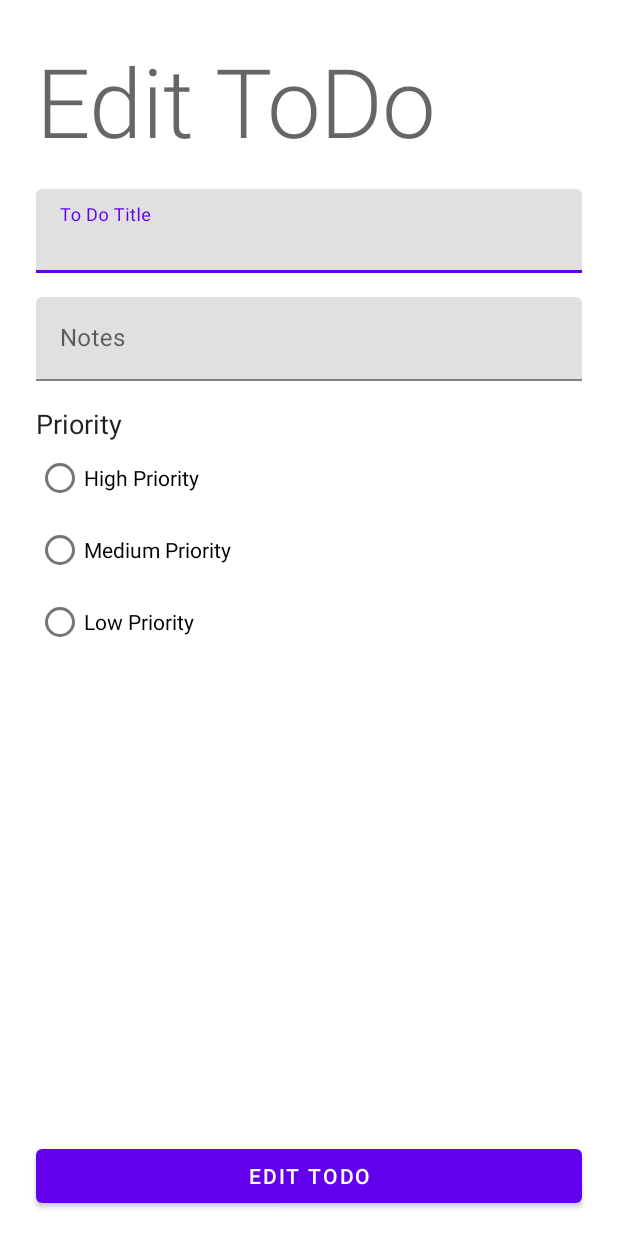
After one commit to fatbear2010/ToDoApp160718011, an Android app: the layout fragment_edit_todo.xml on its own in the app's theme, with its tools: preview values and no code run, on a phone screen of 412 x 824 dp. The commit adds this screen. Run offline under Robolectric (Android 15) with nearby library versions, the phone set to English and light mode, and no system bars.

Commit message:
11/05/2021 A

```diff
--- a/app/build.gradle
+++ b/app/build.gradle
@@ -35,6 +35,11 @@ android {
     kotlinOptions {
         jvmTarget = '1.8'
     }
+
+    buildFeatures {
+        dataBinding true
+    }
+
 }
 
 dependencies {
--- a/app/src/main/java/com/stefsk/todoapp160718011/view/EditTodoFragment.kt
+++ b/app/src/main/java/com/stefsk/todoapp160718011/view/EditTodoFragment.kt
@@ -7,21 +7,27 @@ import android.view.View
 import android.view.ViewGroup
 import android.widget.RadioButton
 import android.widget.Toast
+import androidx.databinding.DataBindingUtil
 import androidx.lifecycle.Observer
 import androidx.lifecycle.ViewModelProvider
 import androidx.navigation.Navigation
 import com.stefsk.todoapp160718011.R
+import com.stefsk.todoapp160718011.databinding.FragmentEditTodoBinding
+import com.stefsk.todoapp160718011.model.Todo
 import com.stefsk.todoapp160718011.vieModel.DetailToDoListViewModel
 import kotlinx.android.synthetic.main.fragment_create_todo.*
 
 
-class EditTodoFragment : Fragment() {
+class EditTodoFragment : Fragment() , RadioClick,TodoSaveChangesClick{
     private lateinit var viewModel: DetailToDoListViewModel
+    private lateinit var dataBinding: FragmentEditTodoBinding
 
     override fun onCreateView(inflater: LayoutInflater, container: ViewGroup?,
                               savedInstanceState: Bundle?): View? {
-        // Inflate the layout for this fragment
-        return inflater.inflate(R.layout.fragment_create_todo, container, false)
+        dataBinding = DataBindingUtil.inflate<FragmentEditTodoBinding> (inflater, R.layout.fragment_edit_todo, container, false)
+        //return inflater.inflate(R.layout.fragment_edit_todo, container, false)
+     return dataBinding.root
+
     }
 
     override fun onViewCreated(view: View, savedInstanceState: Bundle?) {
@@ -44,15 +50,26 @@ class EditTodoFragment : Fragment() {
 
     fun observeViewModel(){
         viewModel.todoLD.observe(viewLifecycleOwner, Observer {
-            txtTitle.setText(it.title)
+            /*txtTitle.setText(it.title)
             txtNotes.setText(it.notes)
             when (it.priority) {
                 1 -> radioLow.isChecked = true
                 2 -> radioMedium.isChecked = true
                 else -> radioHgh.isChecked = true
-            }
+            }*/
+            dataBinding.todo = it
+        })
 
-        })
+    }
+
+    override fun onRadioClick(v: View, priority: Int, obj: Todo) {
+        obj.priority = priority
+    }
+
+    override fun onTodoSaveChangesClick(v: View, obj: Todo) {
+        viewModel.update(obj.title, obj.notes, obj.priority, obj.uuid)
+        Toast.makeText(v.context, "Todo Updated", Toast.LENGTH_SHORT).show()
+
     }
 
 }
--- /dev/null
+++ b/app/src/main/java/com/stefsk/todoapp160718011/view/Interfaces.kt
@@ -0,0 +1,23 @@
+package com.stefsk.todoapp160718011.view
+
+import android.view.View
+import android.widget.CompoundButton
+import com.stefsk.todoapp160718011.model.Todo
+
+interface TodoCheckedChangeListener {
+    fun onCheckChanged(cb: CompoundButton,
+                       isChecked:Boolean,
+                       obj: Todo
+    )
+}
+interface TodoEditClick {
+    fun onTodoEditClick(v: View)
+}
+
+interface RadioClick {
+    fun onRadioClick(v:View, priority:Int, obj:Todo)
+}
+
+interface TodoSaveChangesClick {
+    fun onTodoSaveChangesClick(v: View, obj: Todo)
+}
--- a/app/src/main/java/com/stefsk/todoapp160718011/view/ToDoListAdapter.kt
+++ b/app/src/main/java/com/stefsk/todoapp160718011/view/ToDoListAdapter.kt
@@ -3,28 +3,34 @@ package com.stefsk.todoapp160718011.view
 import android.view.LayoutInflater
 import android.view.View
 import android.view.ViewGroup
+import android.widget.CompoundButton
 import android.widget.Toast
+import androidx.databinding.DataBindingUtil
 import androidx.navigation.Navigation
 import androidx.recyclerview.widget.RecyclerView
 import com.stefsk.todoapp160718011.R
+import com.stefsk.todoapp160718011.databinding.TodoItemLayoutBinding
 import com.stefsk.todoapp160718011.model.Todo
 import com.stefsk.todoapp160718011.vieModel.DetailToDoListViewModel
 import kotlinx.android.synthetic.main.fragment_create_todo.*
 import kotlinx.android.synthetic.main.todo_item_layout.view.*
 
 class ToDoListAdapter(val todoList: ArrayList<Todo>,val adapterOnClick : (Any) -> Unit)
-    :RecyclerView.Adapter<ToDoListAdapter.TodoViewHolder>(){
+    :RecyclerView.Adapter<ToDoListAdapter.TodoViewHolder>(),TodoCheckedChangeListener,TodoEditClick
+{
 
-    class TodoViewHolder(var view: View): RecyclerView.ViewHolder(view)
+  //  class TodoViewHolder(var view: View): RecyclerView.ViewHolder(view)
+    class TodoViewHolder(var view: TodoItemLayoutBinding): RecyclerView.ViewHolder(view.root)
 
     override fun onCreateViewHolder(parent: ViewGroup, viewType: Int): TodoViewHolder {
         val inflater = LayoutInflater.from(parent.context)
-        val view = inflater.inflate(R.layout.todo_item_layout, parent, false)
+        //val view = inflater.inflate(R.layout.todo_item_layout, parent, false)
+        val view = DataBindingUtil.inflate<TodoItemLayoutBinding>(inflater, R.layout.todo_item_layout, parent, false)
         return TodoViewHolder(view)
     }
 
     override fun onBindViewHolder(holder: TodoViewHolder, position: Int) {
-        holder.view.imageEdit.setOnClickListener{
+        /*holder.view.imageEdit.setOnClickListener{
             val action = TodoListFragmentDirections.actionEditTodoFragment(todoList[position].uuid)
             Navigation.findNavController(it).navigate(action)
         }
@@ -35,7 +41,9 @@ class ToDoListAdapter(val todoList: ArrayList<Todo>,val adapterOnClick : (Any) -
             if(isChecked == true) {
                 adapterOnClick(todoList[position])
             }
-        }
+        }*/
+        holder.view.todo = todoList[position]
+        holder.view.listener = this
 
     }
 
@@ -49,4 +57,18 @@ class ToDoListAdapter(val todoList: ArrayList<Todo>,val adapterOnClick : (Any) -
         notifyDataSetChanged()
     }
 
+    override fun onCheckChanged(cb: CompoundButton, isChecked: Boolean, obj: Todo) {
+        if(isChecked) {
+            adapterOnClick(obj)
+        }
+
+    }
+
+    override fun onTodoEditClick(v: View) {
+        val uuid = v.tag.toString().toInt()
+        val action = TodoListFragmentDirections.actionEditTodoFragment(uuid)
+
+        Navigation.findNavController(v).navigate(action)
+    }
+
 }
--- /dev/null
+++ b/app/src/main/res/layout/fragment_edit_todo.xml
@@ -0,0 +1,144 @@
+<?xml version="1.0" encoding="utf-8"?>
+<layout xmlns:android="http://schemas.android.com/apk/res/android"
+    xmlns:app="http://schemas.android.com/apk/res-auto"
+    xmlns:tools="http://schemas.android.com/tools" >
+
+    <data>
+        <variable name="todo" type="com.stefsk.todoapp160718011.model.Todo" />
+        <variable name="radioListener" type="com.stefsk.todoapp160718011.view.RadioClick" />
+        <variable name="listener" type="com.stefsk.todoapp160718011.view.TodoSaveChangesClick" />
+
+    </data>
+
+
+    <FrameLayout
+            android:layout_width="match_parent"
+            android:layout_height="match_parent"
+            tools:context=".view.CreateTodoFragment">
+
+
+            <androidx.constraintlayout.widget.ConstraintLayout
+                android:layout_width="match_parent"
+                android:layout_height="match_parent">
+
+                <TextView
+                    android:id="@+id/textViewJudul"
+                    style="@style/TextAppearance.MaterialComponents.Headline2"
+                    android:layout_width="0dp"
+                    android:layout_height="wrap_content"
+                    android:layout_marginStart="24dp"
+                    android:layout_marginTop="24dp"
+                    android:layout_marginEnd="24dp"
+                    android:text="Edit ToDo"
+                    android:textSize="64sp"
+                    app:layout_constraintEnd_toEndOf="parent"
+                    app:layout_constraintStart_toStartOf="parent"
+                    app:layout_constraintTop_toTopOf="parent" />
+
+                <com.google.android.material.textfield.TextInputLayout
+                    android:id="@+id/textInputLayout"
+                    android:layout_width="match_parent"
+                    android:layout_height="wrap_content"
+                    android:layout_marginStart="24dp"
+                    android:layout_marginTop="16dp"
+                    android:layout_marginEnd="24dp"
+                    android:hint="To Do Title"
+                    android:text="@={todo.title}"
+                    app:hintAnimationEnabled="true"
+                    app:hintEnabled="true"
+                    app:layout_constraintEnd_toEndOf="parent"
+                    app:layout_constraintStart_toStartOf="parent"
+                    app:layout_constraintTop_toBottomOf="@+id/textViewJudul">
+
+                    <com.google.android.material.textfield.TextInputEditText
+                        android:id="@+id/txtTitle"
+                        android:layout_width="match_parent"
+                        android:layout_height="wrap_content" />
+                </com.google.android.material.textfield.TextInputLayout>
+
+                <com.google.android.material.textfield.TextInputLayout
+                    android:id="@+id/textInputLayout2"
+                    android:layout_width="match_parent"
+                    android:layout_height="wrap_content"
+                    android:layout_marginStart="24dp"
+                    android:layout_marginTop="16dp"
+                    android:layout_marginEnd="24dp"
+                    android:hint="Notes"
+                    android:text="@={todo.notes}"
+                    app:hintEnabled="true"
+                    app:layout_constraintEnd_toEndOf="parent"
+                    app:layout_constraintStart_toStartOf="parent"
+                    app:layout_constraintTop_toBottomOf="@+id/textInputLayout">
+
+                    <com.google.android.material.textfield.TextInputEditText
+                        android:id="@+id/txtNotes"
+                        android:layout_width="match_parent"
+                        android:layout_height="wrap_content" />
+                </com.google.android.material.textfield.TextInputLayout>
+
+                <Button
+                    android:id="@+id/btnCreateTodo"
+                    android:layout_width="0dp"
+                    android:layout_height="wrap_content"
+                    android:layout_marginStart="24dp"
+                    android:layout_marginEnd="24dp"
+                    android:layout_marginBottom="16dp"
+                    android:text="EDIT TODO"
+                    android:onClick="@{(view)->listener.onTodoSaveChangesClick(view,todo)}"
+                    app:layout_constraintBottom_toBottomOf="parent"
+                    app:layout_constraintEnd_toEndOf="parent"
+                    app:layout_constraintStart_toStartOf="parent" />
+
+                <RadioGroup
+                    android:id="@+id/radioGroupPriority"
+                    android:layout_width="0dp"
+                    android:layout_height="wrap_content"
+                    android:layout_marginStart="24dp"
+                    android:layout_marginEnd="24dp"
+                    app:layout_constraintEnd_toEndOf="parent"
+                    app:layout_constraintStart_toStartOf="parent"
+                    app:layout_constraintTop_toBottomOf="@+id/textView2">
+
+                    <RadioButton
+                        android:id="@+id/radioHgh"
+                        android:layout_width="match_parent"
+                        android:layout_height="wrap_content"
+                        android:onClick="@{(view)->radioListener.onRadioClick(view,3, todo)}"
+                        android:checked="@{todo.priority==3?true:false}"
+                        android:tag="3"
+                        android:text="High Priority" />
+
+                    <RadioButton
+                        android:id="@+id/radioMedium"
+                        android:layout_width="match_parent"
+                        android:layout_height="wrap_content"
+                        android:tag="2"
+                        android:onClick="@{(view)->radioListener.onRadioClick(view,2, todo)}"
+                        android:checked="@{todo.priority==2?true:false}"
+                        android:text="Medium Priority" />
+
+                    <RadioButton
+                        android:id="@+id/radioLow"
+                        android:layout_width="match_parent"
+                        android:layout_height="wrap_content"
+                        android:tag="1"
+                        android:checked="@{todo.priority==1?true:false}"
+                        android:onClick="@{(view)->radioListener.onRadioClick(view,1, todo)}"
+                        android:text="Low Priority" />
+                </RadioGroup>
+
+                <TextView
+                    android:id="@+id/textView2"
+                    style="@style/TextAppearance.AppCompat.Body1"
+                    android:layout_width="wrap_content"
+                    android:layout_height="wrap_content"
+                    android:layout_marginStart="24dp"
+                    android:layout_marginTop="16dp"
+                    android:text="Priority"
+                    android:textSize="18sp"
+                    app:layout_constraintStart_toStartOf="parent"
+                    app:layout_constraintTop_toBottomOf="@+id/textInputLayout2" />
+            </androidx.constraintlayout.widget.ConstraintLayout>
+
+        </FrameLayout>
+</layout>
--- a/app/src/main/res/layout/todo_item_layout.xml
+++ b/app/src/main/res/layout/todo_item_layout.xml
@@ -1,6 +1,17 @@
 <?xml version="1.0" encoding="utf-8"?>
-<androidx.constraintlayout.widget.ConstraintLayout xmlns:android="http://schemas.android.com/apk/res/android"
+<layout xmlns:android="http://schemas.android.com/apk/res/android"
     xmlns:app="http://schemas.android.com/apk/res-auto"
+    xmlns:tools="http://schemas.android.com/tools">
+
+    <data>
+        <variable name="todo" type="com.stefsk.todoapp160718011.model.Todo"/>
+        <variable name="listener"  type="com.stefsk.todoapp160718011.view.TodoCheckedChangeListener" />
+        <variable name="editListener" type="com.stefsk.todoapp160718011.view.TodoEditClick" />
+
+    </data>
+
+
+    <androidx.constraintlayout.widget.ConstraintLayout
             android:layout_width="match_parent"
             android:layout_height="wrap_content">
 
@@ -10,7 +21,8 @@
                 android:layout_height="wrap_content"
                 android:layout_marginStart="24dp"
                 android:layout_marginEnd="24dp"
-        android:text="CheckBox"
+                android:text="@{todo.title}"
+                android:onCheckedChanged="@{(cb, isChecked) -> listener.onCheckChanged(cb, isChecked, todo)}"
                 app:layout_constraintEnd_toEndOf="parent"
                 app:layout_constraintStart_toStartOf="parent"
                 app:layout_constraintTop_toTopOf="parent" />
@@ -20,8 +32,11 @@
                 android:layout_width="wrap_content"
                 android:layout_height="wrap_content"
                 android:layout_marginEnd="24dp"
+                android:tag="@{todo.uuid}"
+                android:onClick="@{editListener::onTodoEditClick}"
                 app:layout_constraintBottom_toBottomOf="@+id/checkTask"
                 app:layout_constraintEnd_toEndOf="@+id/checkTask"
                 app:layout_constraintTop_toTopOf="@+id/checkTask"
                 app:srcCompat="@drawable/ic_baseline_edit_24" />
         </androidx.constraintlayout.widget.ConstraintLayout>
+</layout>
```
Lines whose indentation alone changed are shown as unchanged.
